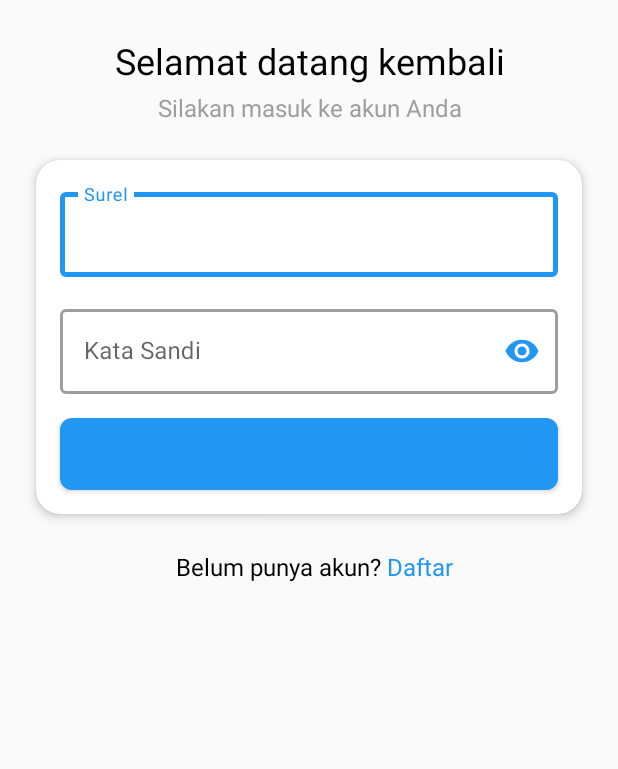
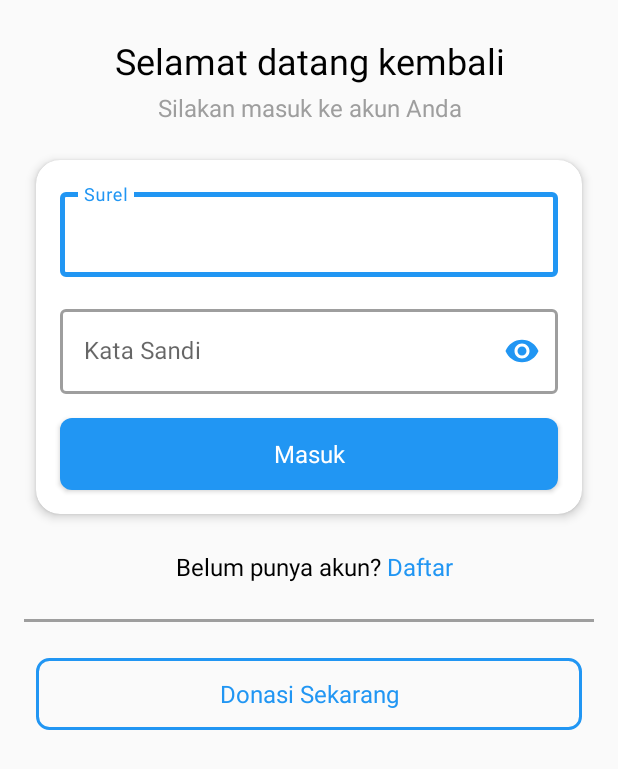
Before and after one commit to nurazizah2471/D-Orphan, an Android app: the screen it shows after launch (MainActivity), on a phone screen of 412 x 824 dp. Shown: the top 769 px of the screen. Run offline under Robolectric (Android 15) with nearby library versions, the phone set to English and light mode, and no system bars; our stand-ins replace navigation-ui; Roboto replaces fonts that are not available here; 2 statements that could not run were skipped.

Commit message:
donasi skrng, splash screen

```diff
--- a/app/src/main/java/com/example/phys8/Views/Fragments/SplashScreenFragment.java
+++ b/app/src/main/java/com/example/phys8/Views/Fragments/SplashScreenFragment.java
@@ -1,76 +1,61 @@
 package com.example.phys8.Views.Fragments;
 
 import android.os.Bundle;
+import android.os.Handler;
+import android.os.Looper;
+import android.view.LayoutInflater;
+import android.view.View;
+import android.view.ViewGroup;
+import android.widget.LinearLayout;
+import android.widget.TextView;
 
 import androidx.annotation.NonNull;
 import androidx.annotation.Nullable;
 import androidx.fragment.app.Fragment;
+import androidx.navigation.NavDirections;
 import androidx.navigation.Navigation;
 
-import android.view.LayoutInflater;
-import android.view.View;
-import android.view.ViewGroup;
-
+import com.example.phys8.Helpers.SharedPreferenceHelper;
 import com.example.phys8.R;
 
-/**
- * A simple {@link Fragment} subclass.
- * Use the {@link SplashScreenFragment#newInstance} factory method to
- * create an instance of this fragment.
- */
 public class SplashScreenFragment extends Fragment {
 
-    // TODO: Rename parameter arguments, choose names that match
-    // the fragment initialization parameters, e.g. ARG_ITEM_NUMBER
-    private static final String ARG_PARAM1 = "param1";
-    private static final String ARG_PARAM2 = "param2";
+    LinearLayout linearlayout_fragment_splash_screen;
+    TextView txt_slogan_fragment_splash_screent;
 
-    // TODO: Rename and change types of parameters
-    private String mParam1;
-    private String mParam2;
+    private static final int splashtime = 3000;
+    private static final String TAG = "SplashScreenFragment";
 
     public SplashScreenFragment() {
-        // Required empty public constructor
-    }
-
-    /**
-     * Use this factory method to create a new instance of
-     * this fragment using the provided parameters.
-     *
-     * @param param1 Parameter 1.
-     * @param param2 Parameter 2.
-     * @return A new instance of fragment SplashScreenFragment.
-     */
-    // TODO: Rename and change types and number of parameters
-    public static SplashScreenFragment newInstance(String param1, String param2) {
-        SplashScreenFragment fragment = new SplashScreenFragment();
-        Bundle args = new Bundle();
-        args.putString(ARG_PARAM1, param1);
-        args.putString(ARG_PARAM2, param2);
-        fragment.setArguments(args);
-        return fragment;
     }
 
     @Override
     public void onCreate(Bundle savedInstanceState) {
         super.onCreate(savedInstanceState);
-        if (getArguments() != null) {
-            mParam1 = getArguments().getString(ARG_PARAM1);
-            mParam2 = getArguments().getString(ARG_PARAM2);
-        }
     }
 
     @Override
     public View onCreateView(LayoutInflater inflater, ViewGroup container,
                              Bundle savedInstanceState) {
-        // Inflate the layout for this fragment
         return inflater.inflate(R.layout.fragment_splash_screen, container, false);
     }
 
     @Override
     public void onViewCreated(@NonNull View view, @Nullable Bundle savedInstanceState) {
         super.onViewCreated(view, savedInstanceState);
-        //kurang code jeda waktu untuk nampilin splash screen
+
+        linearlayout_fragment_splash_screen = view.findViewById(R.id.linearlayout_fragment_splash_screen);
+        txt_slogan_fragment_splash_screent = view.findViewById(R.id.txt_slogan_fragment_splash_screen);
+
+        new Handler(Looper.getMainLooper()).postDelayed(() -> {
+            NavDirections action;
+            if (SharedPreferenceHelper.getAccessToken().isEmpty()) {
+                action = SplashScreenFragmentDirections.actionSplashScreenFragmentToLoginFragment();
+            } else {
+                action = SplashScreenFragmentDirections.actionSplashScreenFragmentToLoginFragment();
+            }
+            Navigation.findNavController(view).navigate(action);
+        }, splashtime);
         Navigation.findNavController(view).navigate(R.id.action_splashScreenFragment_to_loginFragment);
     }
 }
--- /dev/null
+++ b/app/src/main/res/drawable/bg_label.xml
@@ -0,0 +1,5 @@
+<?xml version="1.0" encoding="utf-8"?>
+<shape xmlns:android="http://schemas.android.com/apk/res/android">
+    <corners android:radius="8dp" />
+    <solid android:color="@color/blue100" />
+</shape>
--- a/app/src/main/res/layout/fragment_login.xml
+++ b/app/src/main/res/layout/fragment_login.xml
@@ -18,7 +18,7 @@
         <androidx.constraintlayout.widget.ConstraintLayout
             android:id="@+id/cons_scrollView_fragment_log_in"
             android:layout_width="match_parent"
-            android:layout_height="match_parent">
+            android:layout_height="wrap_content">
 
             <TextView
                 android:id="@+id/txt_judul_fragment_log_in"
@@ -55,10 +55,8 @@
                 android:layout_marginStart="24dp"
                 android:layout_marginTop="24dp"
                 android:layout_marginEnd="24dp"
-                android:layout_marginBottom="24dp"
                 android:gravity="center"
                 android:orientation="horizontal"
-                app:layout_constraintBottom_toBottomOf="parent"
                 app:layout_constraintEnd_toEndOf="parent"
                 app:layout_constraintStart_toStartOf="parent"
                 app:layout_constraintTop_toBottomOf="@+id/cv_peserta_kursus_fragment_profil_panti">
@@ -114,6 +112,7 @@
                         android:layout_marginBottom="16dp"
                         android:layout_weight="1"
                         android:background="@drawable/btn_primary"
+                        android:text="Masuk"
                         android:textAllCaps="false"
                         android:textColor="@color/white"
                         app:layout_constraintBottom_toBottomOf="parent"
@@ -135,8 +134,8 @@
 
                     <ProgressBar
                         android:id="@+id/progressBar_fragment_login"
-                        android:layout_width="20dp"
-                        android:layout_height="20dp"
+                        android:layout_width="24dp"
+                        android:layout_height="24dp"
                         android:layout_centerVertical="true"
 
                         android:indeterminateDrawable="@drawable/progressdialogshape"
@@ -201,6 +200,36 @@
 
             </androidx.cardview.widget.CardView>
 
+            <View
+                android:id="@+id/divider1_log_in"
+                android:layout_width="0dp"
+                android:layout_height="2dp"
+                android:layout_marginStart="16dp"
+                android:layout_marginTop="24dp"
+                android:layout_marginEnd="16dp"
+                android:background="@color/grey500"
+                app:layout_constraintEnd_toEndOf="parent"
+                app:layout_constraintStart_toStartOf="parent"
+                app:layout_constraintTop_toBottomOf="@+id/linearLayout_daftar_fragment_log_in" />
+
+            <Button
+                android:id="@+id/button"
+                style="@style/D_OrphanTextView.Label"
+                android:layout_width="0dp"
+                android:layout_height="wrap_content"
+                android:layout_marginStart="24dp"
+                android:layout_marginTop="24dp"
+                android:layout_marginEnd="24dp"
+                android:layout_marginBottom="24dp"
+                android:background="@drawable/btn_secondary"
+                android:text="Donasi Sekarang"
+                android:textAllCaps="false"
+                android:textColor="@color/blue500"
+                app:layout_constraintBottom_toBottomOf="parent"
+                app:layout_constraintEnd_toEndOf="parent"
+                app:layout_constraintStart_toStartOf="parent"
+                app:layout_constraintTop_toBottomOf="@+id/divider1_log_in" />
+
         </androidx.constraintlayout.widget.ConstraintLayout>
     </ScrollView>
 
```
Also changed, not shown: app/src/main/java/com/example/phys8/Views/Fragments/ProfileFragment.java (+8 -18 lines), app/src/main/res/layout/card_pesanan_kursus_fragment_kursus.xml (+53 -49 lines), app/src/main/res/drawable/img_tutor.png (added).
